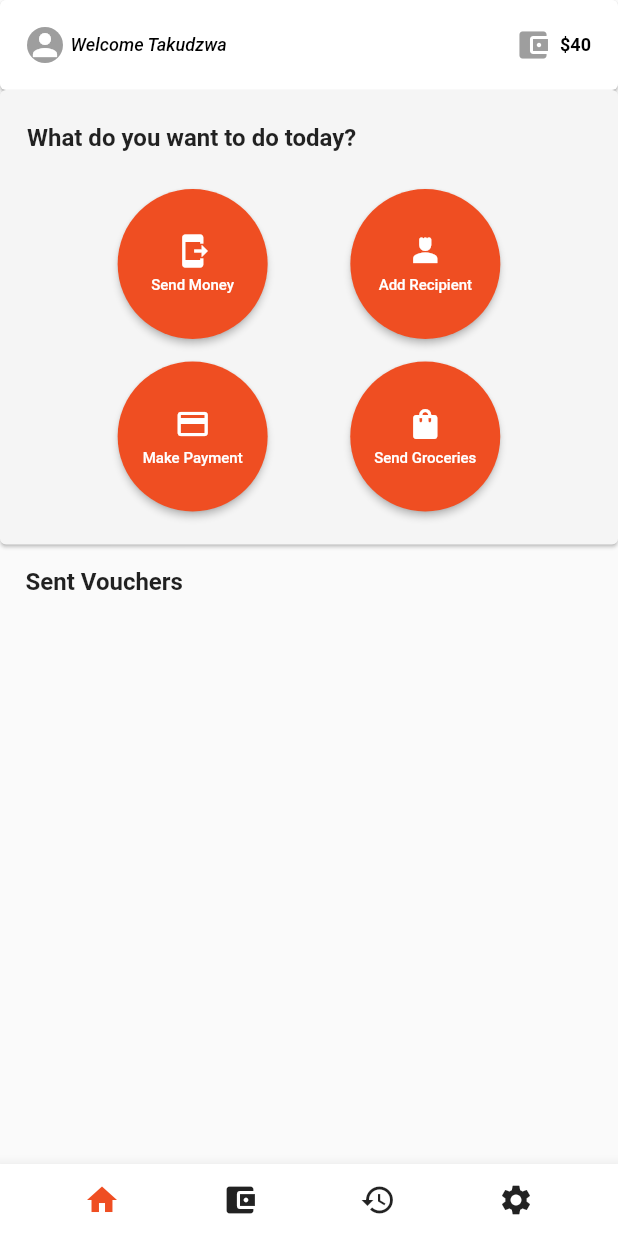
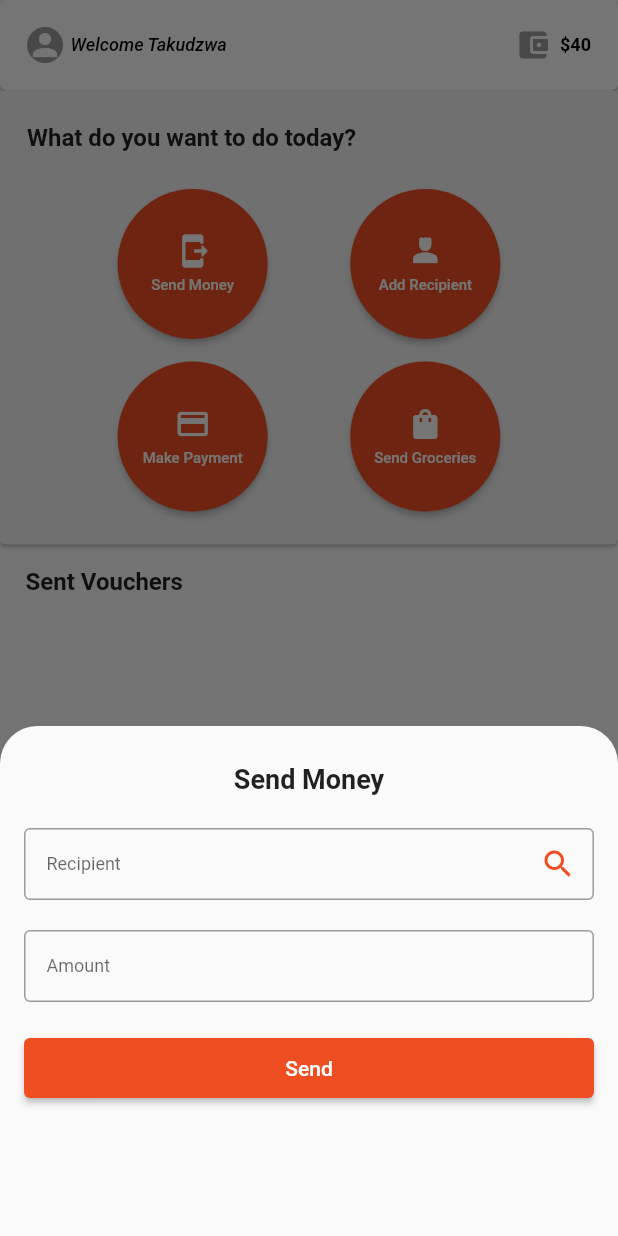
Before and after one commit to Taku-chimanaz/mukuru_android_app, a Flutter app: the Home screen opened by its route, after a tap on "Send Money", on a phone screen of 412 x 824 dp. Run offline on Flutter 3.47's test engine with Material 2 defaults, Android fonts, the light colour scheme and no system bars; our stand-ins replace go_router, quickalert; network calls fail.

Commit message:
added feature to send money

```diff
--- a/analysis_options.yaml
+++ b/analysis_options.yaml
@@ -7,7 +7,7 @@
 
 # The following line activates a set of recommended lints for Flutter apps,
 # packages, and plugins designed to encourage good coding practices.
-include: package:flutter_lints/flutter.yaml
+# include: package:flutter_lints/flutter.yaml
 
 linter:
   # The lint rules applied to this project can be customized in the
--- /dev/null
+++ b/lib/app_constants.dart
@@ -0,0 +1,6 @@
+class MyAppConstants {
+  static const apiUrl = 'http://192.168.10.125:5000';
+  static const headers = <String, String>{
+    'Content-Type': 'application/json; charset=UTF-8',
+  };
+}
--- a/lib/pages/home.dart
+++ b/lib/pages/home.dart
@@ -1,7 +1,7 @@
 import 'package:flutter/material.dart';
 import 'package:mukuru_app/projects/BottomAppBar.dart';
 import 'package:mukuru_app/projects/customWidgets/call_to_action.dart';
-import 'package:mukuru_app/projects/customWidgets/sent_voucher.dart';
+//import 'package:mukuru_app/projects/customWidgets/sent_voucher.dart';
 import 'package:mukuru_app/projects/customWidgets/user_details.dart';
 import 'package:mukuru_app/states.dart';
 import 'package:provider/provider.dart';
--- a/lib/pages/load_data_page.dart
+++ b/lib/pages/load_data_page.dart
@@ -39,6 +39,9 @@ class _LoadDataState extends State<LoadData> {
               mainAxisAlignment: MainAxisAlignment.center,
               children: [
                 Text('Loading data,please wait...'),
+                SizedBox(
+                  height: 20,
+                ),
                 CircularProgressIndicator()
               ],
             ));
--- /dev/null
+++ b/lib/projects/customWidgets/SendMoneyForm.dart
@@ -0,0 +1,88 @@
+import 'package:flutter/material.dart';
+import 'package:mukuru_app/projects/colors.dart';
+import 'package:mukuru_app/projects/customWidgets/checkFullnameErrorText.dart';
+import 'package:mukuru_app/projects/snippets/SendMoneyFormSnippets.dart';
+
+class SendMoneyForm extends StatefulWidget {
+  const SendMoneyForm({super.key});
+
+  @override
+  State<SendMoneyForm> createState() => _SendMoneyFormState();
+}
+
+class _SendMoneyFormState extends State<SendMoneyForm> {
+  final GlobalKey<FormState> _formKey = GlobalKey<FormState>();
+  final recipientTextFieldController = TextEditingController();
+  final amountTextFieldController = TextEditingController();
+
+  bool isNotFullname = false;
+
+  updateIsNotFullname() {
+    setState(() {
+      isNotFullname = !isNotFullname;
+    });
+  }
+
+  @override
+  Widget build(BuildContext context) {
+    return Form(
+        key: _formKey,
+        child: Column(
+          crossAxisAlignment: CrossAxisAlignment.start,
+          children: [
+            if (isNotFullname) CheckFullnameErrorText(),
+            TextFormField(
+              controller: recipientTextFieldController,
+              keyboardType: TextInputType.text,
+              decoration: InputDecoration(
+                  contentPadding: EdgeInsets.fromLTRB(15.0, 0, 0, 0),
+                  labelText: 'Recipient',
+                  hintText: 'Enter email  of recipient',
+                  hintStyle: TextStyle(fontSize: 12.0),
+                  border: OutlineInputBorder(),
+                  labelStyle: TextStyle(fontSize: 12.0),
+                  suffixIcon: IconButton(
+                    color: MyAppColors.themeColor,
+                    onPressed: () => SendMoneyFormSnippets.checkIfFullName(
+                        recipientTextFieldController.text, updateIsNotFullname),
+                    icon: Icon(Icons.search),
+                  )),
+              validator: (value) => SendMoneyFormSnippets.validateFormRecipient(
+                  value, 'recipient'),
+            ),
+            SizedBox(
+              height: 20,
+            ),
+            TextFormField(
+              controller: amountTextFieldController,
+              keyboardType: TextInputType.number,
+              decoration: InputDecoration(
+                contentPadding: EdgeInsets.fromLTRB(15.0, 0, 0, 0),
+                labelText: 'Amount',
+                border: OutlineInputBorder(),
+                labelStyle: TextStyle(fontSize: 12.0),
+              ),
+              validator: (value) =>
+                  SendMoneyFormSnippets.validateFormAmount(value, 'amount'),
+            ),
+            SizedBox(
+              height: 20,
+            ),
+            ElevatedButton(
+                onPressed: () => {
+                      if (_formKey.currentState!.validate())
+                        {
+                          SendMoneyFormSnippets.sendMoney(
+                              recipientEmail: recipientTextFieldController.text,
+                              amount: amountTextFieldController.text,
+                              context: context)
+                        }
+                    },
+                child: Text('Send'),
+                style: ElevatedButton.styleFrom(
+                    minimumSize: const Size.fromHeight(40),
+                    backgroundColor: MyAppColors.themeColor))
+          ],
+        ));
+  }
+}
--- a/lib/projects/customWidgets/call_to_action.dart
+++ b/lib/projects/customWidgets/call_to_action.dart
@@ -1,8 +1,23 @@
 import 'package:flutter/material.dart';
 import 'package:mukuru_app/projects/colors.dart';
+import 'package:mukuru_app/projects/customWidgets/send_money_dialog.dart';
 
 class CallToAction extends StatelessWidget {
   const CallToAction({super.key});
+
+  //
+  void _openSendMoneyBottomSheet(BuildContext ctx) {
+    showModalBottomSheet(
+        shape: const RoundedRectangleBorder(
+          borderRadius: BorderRadius.vertical(
+            top: Radius.circular(25.0),
+          ),
+        ),
+        context: ctx,
+        builder: (_) {
+          return SendMoneyDialog();
+        });
+  }
 
   @override
   Widget build(BuildContext context) {
@@ -31,18 +46,26 @@ class CallToAction extends StatelessWidget {
                   CallToActionButton(
                     buttonText: 'Send Money',
                     buttonIcon: Icon(Icons.send_to_mobile),
+                    parentWidgetContext: context,
+                    openBottomSheetFunction: _openSendMoneyBottomSheet,
                   ),
                   CallToActionButton(
                     buttonText: 'Add Recipient',
                     buttonIcon: Icon(Icons.person_4),
+                    parentWidgetContext: context,
+                    openBottomSheetFunction: _openSendMoneyBottomSheet,
                   ),
                   CallToActionButton(
                     buttonText: 'Make Payment',
                     buttonIcon: Icon(Icons.payment),
+                    parentWidgetContext: context,
+                    openBottomSheetFunction: _openSendMoneyBottomSheet,
                   ),
                   CallToActionButton(
                     buttonText: 'Send Groceries',
                     buttonIcon: Icon(Icons.shopping_bag),
+                    parentWidgetContext: context,
+                    openBottomSheetFunction: _openSendMoneyBottomSheet,
                   )
                 ],
               ),
@@ -57,17 +80,21 @@ class CallToAction extends StatelessWidget {
 class CallToActionButton extends StatelessWidget {
   final String buttonText;
   final Icon buttonIcon;
+  final BuildContext parentWidgetContext;
+  final Function openBottomSheetFunction;
 
   const CallToActionButton({
     super.key,
     required this.buttonText,
     required this.buttonIcon,
+    required this.parentWidgetContext,
+    required this.openBottomSheetFunction,
   });
 
   @override
   Widget build(BuildContext context) {
     return ElevatedButton(
-        onPressed: () => {},
+        onPressed: () => openBottomSheetFunction(parentWidgetContext),
         child: Column(children: [
           Container(
             margin: EdgeInsets.fromLTRB(0, 0, 0, 5.0),
--- /dev/null
+++ b/lib/projects/customWidgets/send_money_dialog.dart
@@ -0,0 +1,36 @@
+import 'package:flutter/material.dart';
+import 'package:mukuru_app/projects/customWidgets/SendMoneyForm.dart';
+
+class SendMoneyDialog extends StatefulWidget {
+  const SendMoneyDialog({super.key});
+
+  @override
+  State<SendMoneyDialog> createState() => _SendMoneyDialogState();
+}
+
+class _SendMoneyDialogState extends State<SendMoneyDialog> {
+  @override
+  Widget build(BuildContext context) {
+    return Container(
+      height: 340,
+      decoration: const BoxDecoration(
+        borderRadius: BorderRadius.all(Radius.circular(15)),
+      ),
+      padding: EdgeInsets.fromLTRB(16.0, 25.0, 16.0, 16.0),
+      child: Column(
+        children: [
+          Container(
+            margin: EdgeInsets.fromLTRB(0, 0, 0, 22.0),
+            child: Text(
+              'Send Money',
+              style: TextStyle(fontWeight: FontWeight.w600, fontSize: 18.0),
+            ),
+          ),
+          SendMoneyForm(),
+        ],
+      ),
+    );
+  }
+}
+
+// Form
--- a/lib/states.dart
+++ b/lib/states.dart
@@ -2,6 +2,7 @@ import 'dart:convert';
 import 'package:flutter/material.dart';
 import 'package:go_router/go_router.dart';
 import 'package:http/http.dart' as http;
+import 'package:mukuru_app/app_constants.dart';
 
 class VouchersProvider extends ChangeNotifier {
   Map<String, dynamic>? vouchers = null;
@@ -9,7 +10,7 @@ class VouchersProvider extends ChangeNotifier {
 
   void setVouchers(BuildContext context) async {
     http.Response fetchedVouchers = await http
-        .get(Uri.parse('http://localhost:5000/api/vouchers/fetch-vouchers'));
+        .get(Uri.parse(MyAppConstants.apiUrl + '/api/vouchers/fetch-vouchers'));
 
     if (fetchedVouchers.statusCode == 200) {
       final json = jsonDecode(fetchedVouchers.body) as Map<String, dynamic>;
--- a/pubspec.yaml
+++ b/pubspec.yaml
@@ -33,10 +33,10 @@ dependencies:
     sdk: flutter
   go_router: ^9.0.3
   http: ^1.1.0
-  provider:
+  provider: null
+  quickalert: ^1.0.1
 
 dev_dependencies:
-  #flutter_lints: ^2.0.0
   flutter_test:
     sdk: flutter
 
@@ -52,7 +52,6 @@ flutter:
   # To add assets to your application, add an assets section, like this:
   assets:
     - assets/images/
-
   # To add custom fonts to your application, add a fonts section here,
   # in this "flutter" section. Each entry in this list should have a
   # "family" key with the font family name, and a "fonts" key with a
```
Also changed, not shown: lib/projects/customWidgets/checkFullnameErrorText.dart (added, +18 -0 lines), lib/projects/snippets/SendMoneyFormSnippets.dart (added, +71 -0 lines), lib/projects/test.dart (deleted, +0 -155 lines), pubspec.lock, 1 other file.
